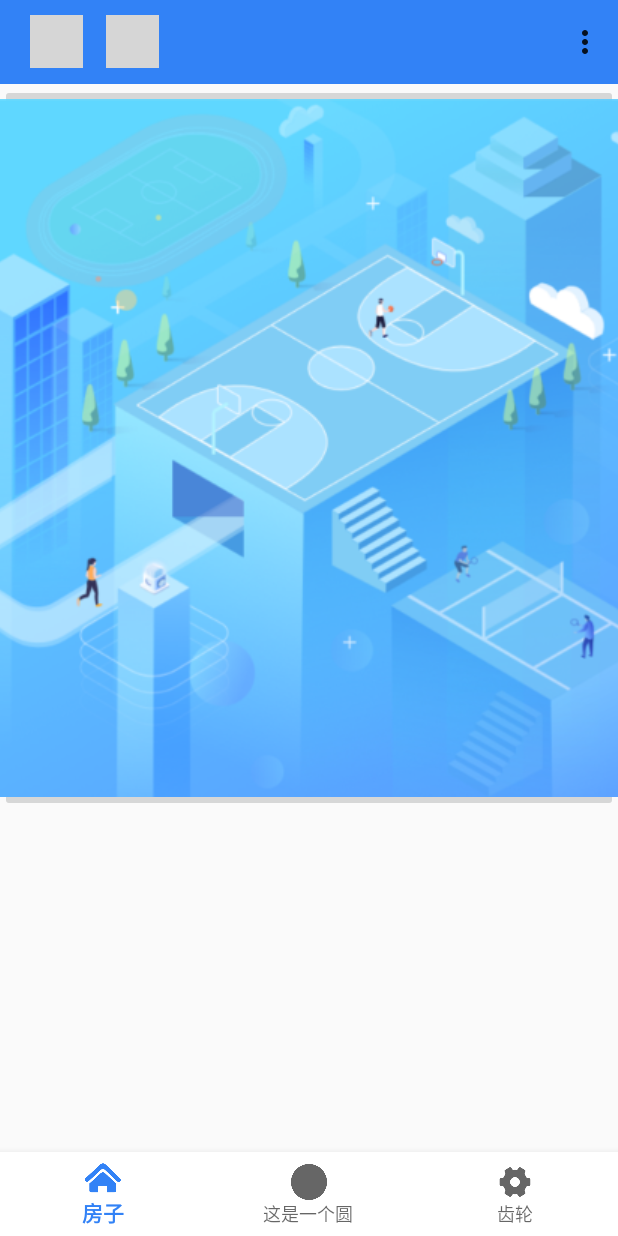
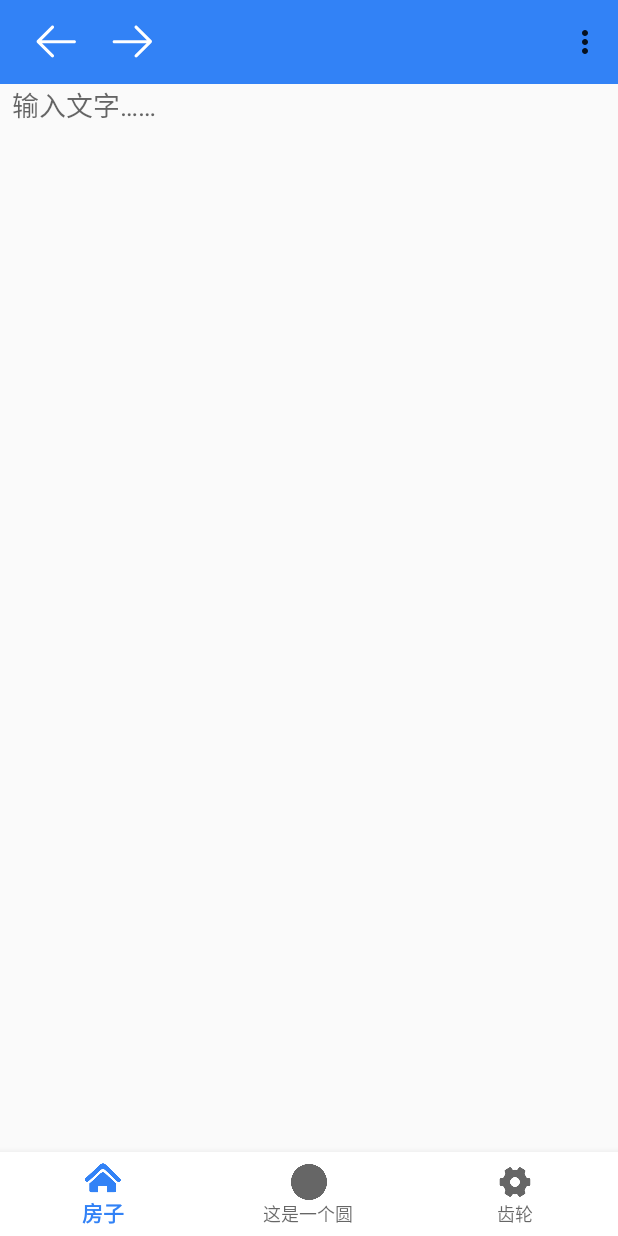
Before and after one commit to Yiyue345/small-task, an Android app built with Jetpack Compose: the Homepage screen opened directly, with no data from a screen before it, on a phone screen of 412 x 824 dp. Run offline under Robolectric (Android 15) with nearby library versions, the phone set to English and light mode, and no system bars; grey boxes are pictures that could not be loaded.

Commit message:
一些界面上的小改动

```diff
--- a/app/src/main/java/com/example/smalltask/Homepage.kt
+++ b/app/src/main/java/com/example/smalltask/Homepage.kt
@@ -7,6 +7,7 @@ import androidx.core.view.ViewCompat
 import androidx.core.view.WindowInsetsCompat
 import androidx.fragment.app.Fragment
 import com.example.smalltask.databinding.ActivityHomepageBinding
+import com.example.smalltask.fragment.EditingFragment
 import com.example.smalltask.fragment.HomepageFragment
 import com.example.smalltask.fragment.NothingFragment
 import com.example.smalltask.fragment.SettingsFragment
@@ -33,7 +34,7 @@ class Homepage : BaseActivity() {
 
         val navigation : BottomNavigationView = findViewById<BottomNavigationView>(R.id.navigationView)
 
-        replaceFragment(HomepageFragment())
+        replaceFragment(EditingFragment())
 
         navigation.setOnItemSelectedListener { item ->
             when (item.itemId) {
@@ -42,7 +43,7 @@ class Homepage : BaseActivity() {
                     true
                 }
                 R.id.homepage -> {
-                    replaceFragment(HomepageFragment())
+                    replaceFragment(EditingFragment())
                     true
                 }
                 R.id.nothing -> {
--- a/app/src/main/java/com/example/smalltask/fragment/EditingFragment.kt
+++ b/app/src/main/java/com/example/smalltask/fragment/EditingFragment.kt
@@ -1,6 +1,34 @@
 package com.example.smalltask.fragment
 
+import android.os.Bundle
+import android.view.LayoutInflater
+import android.view.View
+import android.view.ViewGroup
 import androidx.fragment.app.Fragment
+import com.example.smalltask.databinding.FragmentEditingBinding
 
 class EditingFragment : Fragment() {
+
+    private var _binding: FragmentEditingBinding? = null
+
+    private val binding get() = _binding!!
+
+    override fun onCreateView(
+        inflater: LayoutInflater,
+        container: ViewGroup?,
+        savedInstanceState: Bundle?
+    ): View? {
+        _binding = FragmentEditingBinding.inflate(inflater, container, false)
+        return binding.root
+    }
+
+    override fun onViewCreated(view: View, savedInstanceState: Bundle?) {
+        super.onViewCreated(view, savedInstanceState)
+    }
+
+    override fun onDestroyView() {
+        super.onDestroyView()
+        _binding = null
+    }
+
 }
--- a/app/src/main/java/com/example/smalltask/fragment/HomepageFragment.kt
+++ b/app/src/main/java/com/example/smalltask/fragment/HomepageFragment.kt
@@ -4,6 +4,7 @@ import android.os.Bundle
 import android.view.LayoutInflater
 import android.view.View
 import android.view.ViewGroup
+import android.widget.Button
 import androidx.fragment.app.Fragment
 import com.example.smalltask.databinding.HomepageFragmentBinding
 
--- /dev/null
+++ b/app/src/main/java/com/example/smalltask/items/File.kt
@@ -0,0 +1,3 @@
+package com.example.smalltask.items
+
+class File(val id: Long, var title: String)
--- /dev/null
+++ b/app/src/main/res/drawable/ic_redo.xml
@@ -0,0 +1,9 @@
+<vector xmlns:android="http://schemas.android.com/apk/res/android"
+    android:width="200dp"
+    android:height="200dp"
+    android:viewportWidth="1024"
+    android:viewportHeight="1024">
+  <path
+      android:pathData="M157.7,485.5h632.7L559.6,254.8c-11.7,-11.7 -11.7,-30.8 0,-42.4 11.7,-11.7 30.8,-11.7 42.4,0l277.4,277.4c6.2,6.2 9.1,14.5 8.7,22.6 0.4,8.2 -2.5,16.4 -8.7,22.6L602.7,811.7c-11.7,11.7 -30.8,11.7 -42.4,0 -11.7,-11.7 -11.7,-30.8 0,-42.4L784,545.5H157.7c-16.5,0 -30,-13.5 -30,-30s13.5,-30 30,-30z"
+      android:fillColor="#ffffff"/>
+</vector>
--- /dev/null
+++ b/app/src/main/res/drawable/ic_undo_1.xml
@@ -0,0 +1,9 @@
+<vector xmlns:android="http://schemas.android.com/apk/res/android"
+    android:width="200dp"
+    android:height="200dp"
+    android:viewportWidth="1024"
+    android:viewportHeight="1024">
+  <path
+      android:pathData="M858.2,485.5H225.5l230.8,-230.8c11.7,-11.7 11.7,-30.8 0,-42.4 -11.7,-11.7 -30.8,-11.7 -42.4,0L136.5,489.7c-6.2,6.2 -9.1,14.5 -8.7,22.6 -0.4,8.2 2.5,16.4 8.7,22.6l276.8,276.8c11.7,11.7 30.8,11.7 42.4,0 11.7,-11.7 11.7,-30.8 0,-42.4L231.9,545.5h626.3c16.5,0 30,-13.5 30,-30s-13.5,-30 -30,-30z"
+      android:fillColor="#ffffff"/>
+</vector>
--- a/app/src/main/res/layout/activity_homepage.xml
+++ b/app/src/main/res/layout/activity_homepage.xml
@@ -46,7 +46,7 @@
             android:layout_gravity="start"
             android:layout_marginStart="20dp"
             android:layout_marginEnd="15dp"
-            android:background="@drawable/ic_undo" />
+            android:background="@drawable/ic_undo_1" />
 
         <ImageButton
             android:id="@+id/redoBtn"
--- a/app/src/main/res/layout/fragment_editing.xml
+++ b/app/src/main/res/layout/fragment_editing.xml
@@ -1,6 +1,35 @@
 <?xml version="1.0" encoding="utf-8"?>
 <androidx.constraintlayout.widget.ConstraintLayout xmlns:android="http://schemas.android.com/apk/res/android"
+    xmlns:tools="http://schemas.android.com/tools"
     android:layout_width="match_parent"
-    android:layout_height="match_parent">
+    android:layout_height="match_parent"
+    xmlns:app="http://schemas.android.com/apk/res-auto">
+
+
+    <androidx.core.widget.NestedScrollView
+        android:layout_width="match_parent"
+        android:layout_height="match_parent"
+        app:layout_behavior="@string/appbar_scrolling_view_behavior"
+    >
+
+        <LinearLayout
+            android:layout_width="match_parent"
+            android:layout_height="match_parent"
+            android:orientation="vertical"
+            >
+
+            <EditText
+                android:id="@+id/editBox"
+                android:layout_width="match_parent"
+                android:layout_height="match_parent"
+                android:background="@android:color/transparent"
+                android:gravity="top"
+                android:layout_marginStart="8dp"
+                android:layout_marginEnd="8dp"
+                android:hint="输入文字……" />
+        </LinearLayout>
+
+    </androidx.core.widget.NestedScrollView>
+
 
 </androidx.constraintlayout.widget.ConstraintLayout>
```
Also changed, not shown: app/src/main/java/com/example/smalltask/fragment/FileListFragment.kt (+23 -0 lines), app/src/main/res/drawable/ic_undo.xml (added, +9 -0 lines), app/src/main/res/layout/item_file.xml (+10 -10 lines).
